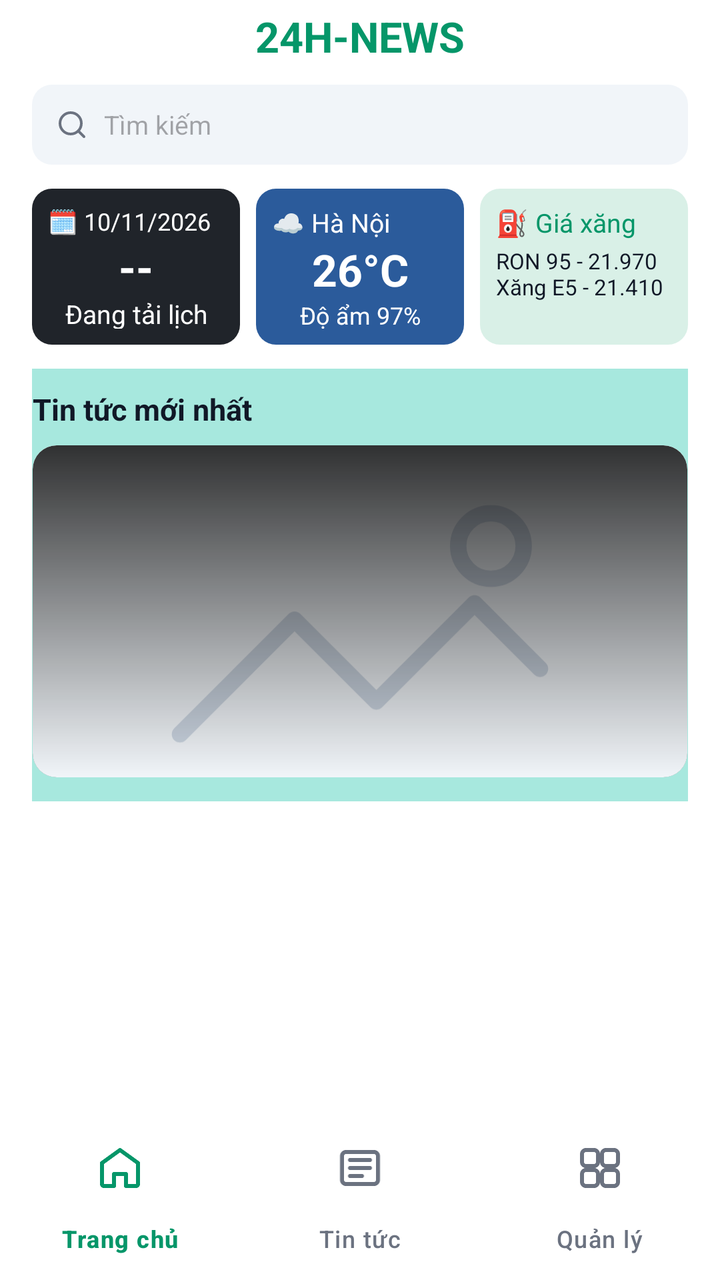
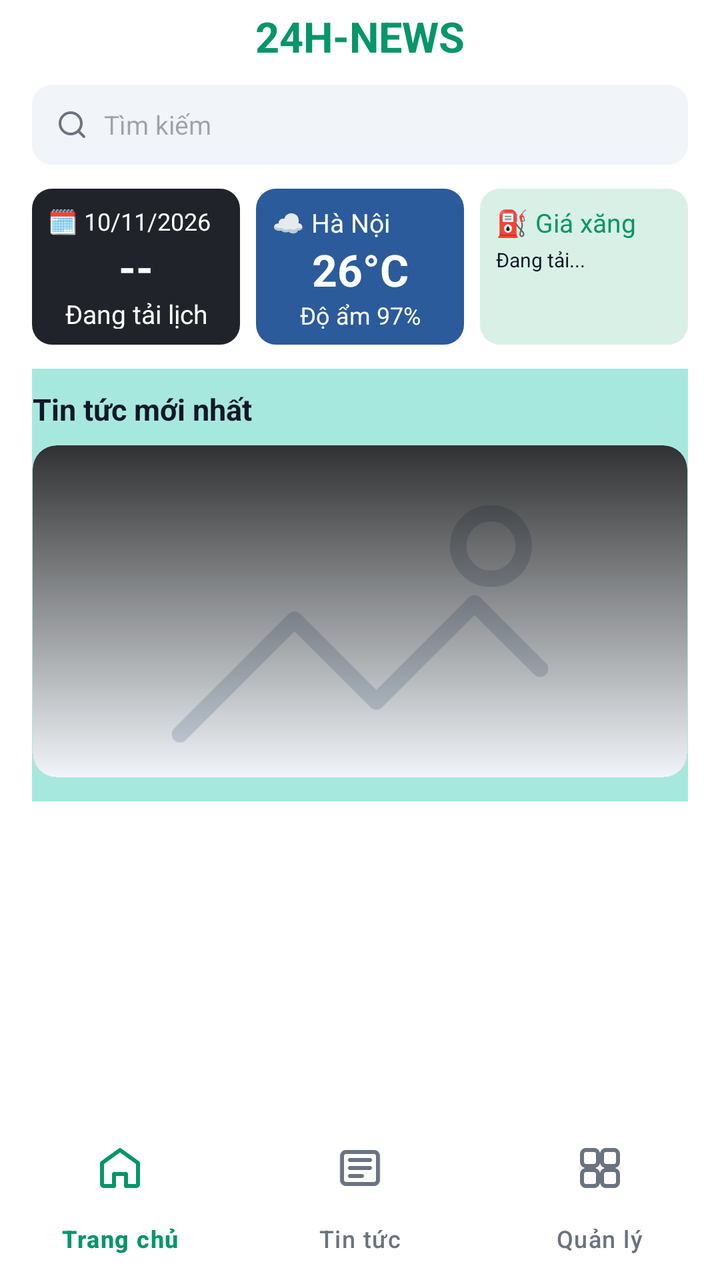

Screens rendered from an Android XML layout before and after an edit, with the pre-edit source and the edit as a unified diff.
<!-- AndroidManifest.xml: application theme Theme.NewsManagement -->
<!-- res/layout/activity_home.xml -->
<?xml version="1.0" encoding="utf-8"?>
<androidx.constraintlayout.widget.ConstraintLayout xmlns:android="http://schemas.android.com/apk/res/android"
    xmlns:app="http://schemas.android.com/apk/res-auto"
    android:id="@+id/main"
    android:layout_width="match_parent"
    android:layout_height="match_parent"
    android:background="@color/white">

    <ScrollView
        android:id="@+id/homeScroll"
        android:layout_width="0dp"
        android:layout_height="0dp"
        android:fillViewport="true"
        android:clipToPadding="false"
        android:paddingStart="16dp"
        android:paddingTop="4dp"
        android:paddingEnd="16dp"
        android:paddingBottom="12dp"
        app:layout_constraintBottom_toTopOf="@id/bottomNavigation"
        app:layout_constraintEnd_toEndOf="parent"
        app:layout_constraintStart_toStartOf="parent"
        app:layout_constraintTop_toTopOf="parent">

        <LinearLayout
            android:layout_width="match_parent"
            android:layout_height="wrap_content"
            android:orientation="vertical">

            <TextView
                android:layout_width="match_parent"
                android:layout_height="wrap_content"
                android:gravity="center"
                android:text="24H-NEWS"
                android:textColor="@color/nav_active_green"
                android:textSize="21sp"
                android:textStyle="bold" />

            <LinearLayout
                android:layout_width="match_parent"
                android:layout_height="40dp"
                android:layout_marginTop="10dp"
                android:background="@drawable/bg_search_input"
                android:gravity="center_vertical"
                android:paddingStart="12dp"
                android:paddingEnd="12dp">

                <ImageView
                    android:layout_width="16dp"
                    android:layout_height="16dp"
                    android:contentDescription="Tìm kiếm"
                    android:src="@drawable/ic_search"
                    app:tint="@color/text_muted" />

                <EditText
                    android:id="@+id/etHomeSearch"
                    android:layout_width="match_parent"
                    android:layout_height="match_parent"
                    android:layout_marginStart="8dp"
                    android:background="@null"
                    android:hint="Tìm kiếm"
                    android:inputType="text"
                    android:maxLines="1"
                    android:textSize="13sp" />
            </LinearLayout>

            <LinearLayout
                android:layout_width="match_parent"
                android:layout_height="78dp"
                android:layout_marginTop="12dp"
                android:baselineAligned="false"
                android:orientation="horizontal">

                <LinearLayout
                    android:layout_width="0dp"
                    android:layout_height="match_parent"
                    android:layout_marginEnd="4dp"
                    android:layout_weight="1"
                    android:background="@drawable/bg_home_card_dark"
                    android:orientation="vertical"
                    android:padding="8dp">

                    <TextView
                        android:id="@+id/tvLunarSolarDate"
                        android:layout_width="wrap_content"
                        android:layout_height="wrap_content"
                        android:text="🗓️ 10/11/2026"
                        android:textColor="@color/white"
                        android:textSize="12sp" />

                    <TextView
                        android:id="@+id/tvLunarDate"
                        android:layout_width="match_parent"
                        android:layout_height="wrap_content"
                        android:gravity="center"
                        android:text="--"
                        android:textColor="@color/white"
                        android:textSize="22sp"
                        android:textStyle="bold" />

                    <TextView
                        android:id="@+id/tvLunarMonth"
                        android:layout_width="match_parent"
                        android:layout_height="wrap_content"
                        android:gravity="center"
                        android:text="Đang tải lịch âm..."
                        android:textColor="@color/white"
                        android:textSize="13sp" />
                </LinearLayout>

                <LinearLayout
                    android:layout_width="0dp"
                    android:layout_height="match_parent"
                    android:layout_marginStart="4dp"
                    android:layout_marginEnd="4dp"
                    android:layout_weight="1"
                    android:background="@drawable/bg_home_card_blue"
                    android:orientation="vertical"
                    android:padding="8dp">

                    <TextView
                        android:id="@+id/tvWeatherLocation"
                        android:layout_width="wrap_content"
                        android:layout_height="wrap_content"
                        android:text="☁ Hà Nội"
                        android:textColor="@color/white"
                        android:textSize="13sp" />

                    <TextView
                        android:id="@+id/tvWeatherTemperature"
                        android:layout_width="match_parent"
                        android:layout_height="wrap_content"
                        android:gravity="center"
                        android:text="26°C"
                        android:textColor="@color/white"
                        android:textSize="22sp"
                        android:textStyle="bold" />

                    <TextView
                        android:id="@+id/tvWeatherHumidity"
                        android:layout_width="match_parent"
                        android:layout_height="wrap_content"
                        android:gravity="center"
                        android:text="Độ ẩm 97%"
                        android:textColor="@color/white"
                        android:textSize="12sp" />
                </LinearLayout>

                <LinearLayout
                    android:layout_width="0dp"
                    android:layout_height="match_parent"
                    android:layout_marginStart="4dp"
                    android:layout_weight="1"
                    android:background="@drawable/bg_home_card_green"
                    android:orientation="vertical"
                    android:padding="8dp">

                    <TextView
                        android:layout_width="wrap_content"
                        android:layout_height="wrap_content"
                        android:text="⛽️ Giá xăng"
                        android:textColor="@color/nav_active_green"
                        android:textSize="13sp" />

                    <TextView
                        android:layout_width="match_parent"
                        android:layout_height="wrap_content"
                        android:layout_marginTop="3dp"
                        android:text="RON 95 - 21.970\nXăng E5 - 21.410"
                        android:textColor="@color/text_primary"
                        android:textSize="11sp" />
                </LinearLayout>
            </LinearLayout>

            <LinearLayout
                android:layout_width="match_parent"
                android:layout_height="wrap_content"
                android:layout_marginStart="-16dp"
                android:layout_marginTop="12dp"
                android:layout_marginEnd="-16dp"
                android:background="#A7E8DE"
                android:orientation="vertical"
                android:paddingStart="16dp"
                android:paddingTop="10dp"
                android:paddingEnd="16dp"
                android:paddingBottom="12dp">

                <TextView
                    android:layout_width="wrap_content"
                    android:layout_height="wrap_content"
                    android:text="Tin tức mới nhất"
                    android:textColor="@color/text_primary"
                    android:textSize="15sp"
                    android:textStyle="bold" />

                <FrameLayout
                    android:id="@+id/featuredNews"
                    android:layout_width="match_parent"
                    android:layout_height="166dp"
                    android:layout_marginTop="8dp"
                    android:background="@drawable/bg_featured_news"
                    android:clickable="true"
                    android:focusable="true"
                    android:clipToOutline="true">

                    <ImageView
                        android:layout_width="match_parent"
                        android:layout_height="match_parent"
                        android:contentDescription="Ảnh tin nổi bật"
                        android:scaleType="centerCrop"
                        android:src="@drawable/ic_image_placeholder" />

                    <View
                        android:layout_width="match_parent"
                        android:layout_height="match_parent"
                        android:background="@drawable/bg_featured_news_overlay" />

                    <LinearLayout
                        android:layout_width="match_parent"
                        android:layout_height="wrap_content"
                        android:layout_gravity="bottom"
                        android:orientation="vertical"
                        android:padding="10dp">

                        <TextView
                            android:id="@+id/tvFeaturedCategory"
                            android:layout_width="wrap_content"
                            android:layout_height="wrap_content"
                            android:textColor="@color/white"
                            android:textSize="14sp" />

                        <TextView
                            android:id="@+id/tvFeaturedTitle"
                            android:layout_width="match_parent"
                            android:layout_height="wrap_content"
                            android:layout_marginTop="4dp"
                            android:ellipsize="end"
                            android:maxLines="2"
                            android:textColor="@color/white"
                            android:textSize="16sp"
                            android:textStyle="bold" />

                        <TextView
                            android:id="@+id/tvFeaturedTime"
                            android:layout_width="wrap_content"
                            android:layout_height="wrap_content"
                            android:layout_marginTop="4dp"
                            android:textColor="@color/white"
                            android:textSize="9sp" />
                    </LinearLayout>
                </FrameLayout>
            </LinearLayout>

            <androidx.recyclerview.widget.RecyclerView
                android:id="@+id/rvLatestNews"
                android:layout_width="match_parent"
                android:layout_height="wrap_content"
                android:nestedScrollingEnabled="false"
                android:paddingTop="8dp" />
        </LinearLayout>
    </ScrollView>

    <com.google.android.material.bottomnavigation.BottomNavigationView
        android:id="@+id/bottomNavigation"
        android:layout_width="0dp"
        android:layout_height="wrap_content"
        android:background="@color/white"
        app:elevation="0dp"
        app:itemActiveIndicatorStyle="@style/Widget.Custom.NoIndicator"
        app:itemIconSize="24dp"
        app:itemIconTint="@color/bottom_nav_color_selector"
        app:itemTextColor="@color/bottom_nav_color_selector"
        app:labelVisibilityMode="labeled"
        app:layout_constraintBottom_toBottomOf="parent"
        app:layout_constraintEnd_toEndOf="parent"
        app:layout_constraintStart_toStartOf="parent"
        app:menu="@menu/bottom_nav_menu" />
</androidx.constraintlayout.widget.ConstraintLayout>
<!-- resources referenced by this layout -->
<resources>
  <color name="nav_active_green">#059669</color>
  <color name="text_muted">#6B7280</color>
  <color name="text_primary">#111827</color>
  <color name="white">#FFFFFFFF</color>
  <!-- drawable bg_featured_news (drawable) -->
  <?xml version="1.0" encoding="utf-8"?>
  <layer-list xmlns:android="http://schemas.android.com/apk/res/android">
      <item>
          <shape android:shape="rectangle">
              <solid android:color="#40514E" />
              <corners android:radius="12dp" />
          </shape>
      </item>
      <item android:top="90dp">
          <shape android:shape="rectangle">
              <gradient
                  android:angle="90"
                  android:endColor="#CC000000"
                  android:startColor="#00000000" />
              <corners android:radius="12dp" />
          </shape>
      </item>
  </layer-list>
  <!-- drawable bg_featured_news_overlay (drawable) -->
  <?xml version="1.0" encoding="utf-8"?>
  <shape xmlns:android="http://schemas.android.com/apk/res/android"
      android:shape="rectangle">
      <gradient
          android:angle="90"
          android:endColor="#CC000000"
          android:startColor="#00000000" />
      <corners android:radius="12dp" />
  </shape>
  <!-- drawable bg_home_card_blue (drawable) -->
  <?xml version="1.0" encoding="utf-8"?>
  <shape xmlns:android="http://schemas.android.com/apk/res/android">
      <solid android:color="#2B5B9B" />
      <corners android:radius="10dp" />
  </shape>
  <!-- drawable bg_home_card_dark (drawable) -->
  <?xml version="1.0" encoding="utf-8"?>
  <shape xmlns:android="http://schemas.android.com/apk/res/android">
      <solid android:color="#20242A" />
      <corners android:radius="10dp" />
  </shape>
  <!-- drawable bg_home_card_green (drawable) -->
  <?xml version="1.0" encoding="utf-8"?>
  <shape xmlns:android="http://schemas.android.com/apk/res/android">
      <solid android:color="#D9F0E7" />
      <corners android:radius="10dp" />
  </shape>
  <!-- drawable bg_search_input (drawable) -->
  <?xml version="1.0" encoding="utf-8"?>
  <shape xmlns:android="http://schemas.android.com/apk/res/android"
      android:shape="rectangle">
      <solid android:color="@color/search_bg" />
      <corners android:radius="10dp" />
  </shape>
  <!-- drawable ic_image_placeholder (drawable) -->
  <vector xmlns:android="http://schemas.android.com/apk/res/android"
      android:width="80dp"
      android:height="60dp"
      android:viewportWidth="80"
      android:viewportHeight="60">
    <path
        android:fillColor="#F1F5F9"
        android:pathData="M0,0h80v60H0z" />
    <path
        android:fillColor="@android:color/transparent"
        android:strokeColor="#CBD5E1"
        android:strokeWidth="2"
        android:strokeLineCap="round"
        android:strokeLineJoin="round"
        android:pathData="M18,45l14,-14l10,10l12,-12l8,8M52,22a4,4 0 1,0 8,0a4,4 0 1,0 -8,0" />
  </vector>
  <!-- drawable ic_search (drawable) -->
  <vector xmlns:android="http://schemas.android.com/apk/res/android"
      android:width="24dp"
      android:height="24dp"
      android:viewportWidth="24"
      android:viewportHeight="24">
    <path
        android:fillColor="@android:color/transparent"
        android:strokeColor="#FF000000"
        android:strokeWidth="2"
        android:strokeLineCap="round"
        android:strokeLineJoin="round"
        android:pathData="M11,19a8,8 0 1,0 0,-16 8,8 0 0,0 0,16zM21,21l-4.35,-4.35" />
  </vector>
  <style name="Widget.Custom.NoIndicator" parent="Widget.Material3.BottomNavigationView.ActiveIndicator">
          <item name="android:color">@android:color/transparent</item>
      </style>
  <style name="Theme.NewsManagement" parent="Base.Theme.NewsManagement" />
  <color name="search_bg">#F1F5F9</color>
  <style name="Base.Theme.NewsManagement" parent="Theme.Material3.DayNight.NoActionBar">
          
          <item name="android:statusBarColor">@color/white</item>
          <item name="android:windowLightStatusBar">true</item>
      </style>
</resources>

<!-- the commit's change to res/layout/activity_home.xml (unified diff, before → after) -->
@@ -162,12 +162,13 @@
                         android:textSize="13sp" />
 
                     <TextView
+                        android:id="@+id/tvFuelPrices"
                         android:layout_width="match_parent"
                         android:layout_height="wrap_content"
                         android:layout_marginTop="3dp"
-                        android:text="RON 95 - 21.970\nXăng E5 - 21.410"
+                        android:text="Đang tải..."
                         android:textColor="@color/text_primary"
-                        android:textSize="11sp" />
+                        android:textSize="10sp" />
                 </LinearLayout>
             </LinearLayout>
 
